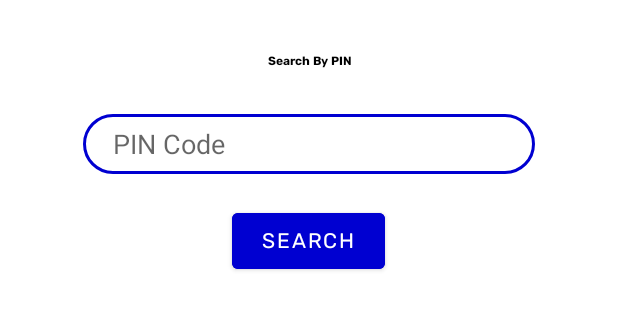
After one commit to ceadoor/Covid-vaccine-tracker, an Android app: the layout bottom_sheet_layout_pin.xml on its own in the app's theme, with its tools: preview values and no code run, on a phone screen of 412 x 824 dp. The commit adds this screen. Shown: the top 310 px of the screen. Run offline under Robolectric (Android 15) with nearby library versions, the phone set to English and light mode, and no system bars.

Commit message:
Added Search by pin and search by district buttons in main page

```diff
--- /dev/null
+++ b/app/src/main/res/drawable/bottom_sheet_background.xml
@@ -0,0 +1,7 @@
+<?xml version="1.0" encoding="utf-8"?>
+<shape xmlns:android="http://schemas.android.com/apk/res/android"
+    android:shape="rectangle">
+    <solid android:color="@color/white"/>
+    <corners android:topRightRadius="20dp"
+        android:topLeftRadius="20dp"/>
+</shape>
--- /dev/null
+++ b/app/src/main/res/drawable/circle.xml
@@ -0,0 +1,6 @@
+<?xml version="1.0" encoding="utf-8"?>
+<shape android:shape="oval" xmlns:android="http://schemas.android.com/apk/res/android">
+    <size android:height="100dp" android:width="100dp" />
+    <stroke android:width="3dp" android:color="#000000" />
+    <solid android:color="#00ff51" />
+</shape>
--- /dev/null
+++ b/app/src/main/res/drawable/oval.xml
@@ -0,0 +1,6 @@
+<?xml version="1.0" encoding="UTF-8"?>
+<shape xmlns:android="http://schemas.android.com/apk/res/android">
+    <corners android:radius="50dp" />
+    <stroke android:color="@color/color_primary" android:width="2dp" />
+    <solid android:color="@color/white" />
+</shape>
--- /dev/null
+++ b/app/src/main/res/drawable/rectangle.xml
@@ -0,0 +1,5 @@
+<?xml version="1.0" encoding="UTF-8"?>
+<shape xmlns:android="http://schemas.android.com/apk/res/android">
+    <stroke android:color="#000000" android:width="3dp" />
+    <solid android:color="#ff0400" />
+</shape>
--- /dev/null
+++ b/app/src/main/res/drawable/round.xml
@@ -0,0 +1,6 @@
+<?xml version="1.0" encoding="UTF-8"?>
+<shape xmlns:android="http://schemas.android.com/apk/res/android">
+    <corners android:radius="10dp" />
+    <stroke android:color="#000000" android:width="3dp" />
+    <solid android:color="#fff700" />
+</shape>
--- /dev/null
+++ b/app/src/main/res/layout/bottom_sheet_layout_pin.xml
@@ -0,0 +1,48 @@
+<?xml version="1.0" encoding="utf-8"?>
+<LinearLayout xmlns:android="http://schemas.android.com/apk/res/android"
+    android:orientation="vertical"
+    android:layout_width="match_parent"
+    android:layout_height="match_parent"
+    android:background="@drawable/bottom_sheet_background"
+    android:padding="5dp"
+    android:id="@+id/bottom_sheet_pin">
+
+    <TextView
+        android:layout_width="match_parent"
+        android:layout_height="wrap_content"
+        android:layout_marginTop="30dp"
+        android:text="@string/search_by_pin"
+        android:textSize="@dimen/title_size"
+        android:gravity="center"
+        android:fontFamily="@font/rubik_bold"
+        android:textColor="@color/black"/>
+
+    <EditText
+        android:id="@+id/pic_code_edittext"
+        android:layout_width="match_parent"
+        android:layout_height="40dp"
+        android:layout_marginTop="30dp"
+        android:layout_marginLeft="50dp"
+        android:layout_marginRight="50dp"
+        android:hint="@string/pin_code"
+        android:inputType="number"
+        android:background="@drawable/oval"
+        android:paddingLeft="20dp"
+        android:paddingRight="20dp"/>
+    <Button
+        android:id="@+id/pin_search_btn"
+        android:layout_width="wrap_content"
+        android:layout_height="wrap_content"
+        android:layout_marginBottom="40dp"
+        android:layout_gravity="center"
+        android:layout_marginTop="20dp"
+        android:backgroundTint="@color/color_primary"
+        android:textColor="@color/white"
+        android:text="@string/search"
+        android:paddingLeft="20dp"
+        android:paddingRight="20dp"
+        android:paddingTop="10dp"
+        android:paddingBottom="10dp"
+        android:fontFamily="@font/rubik_regular"/>
+
+</LinearLayout>
--- a/app/src/main/res/values/strings.xml
+++ b/app/src/main/res/values/strings.xml
@@ -6,5 +6,10 @@
     <string name="bold" tools:ignore="ReferenceType">@font/rubik_bold</string>
     <string name="regular" tools:ignore="ReferenceType">@font/rubik_regular</string>
     <string name="light" tools:ignore="ReferenceType">@font/rubik_light</string>
+    <string name="search_by_pin">Search By PIN</string>
+    <string name="search_by_district">Search By District</string>
+    <string name="pin_code">PIN Code</string>
+    <string name="submit">Submit</string>
+    <string name="search">Search</string>
 
 </resources>
```
Also changed, not shown: app/src/main/java/com/cea/covidshield/Activities/MainActivity.java (+40 -0 lines), app/src/main/res/layout/activity_main.xml (+41 -0 lines), app/src/main/res/values/themes.xml (+9 -0 lines).
